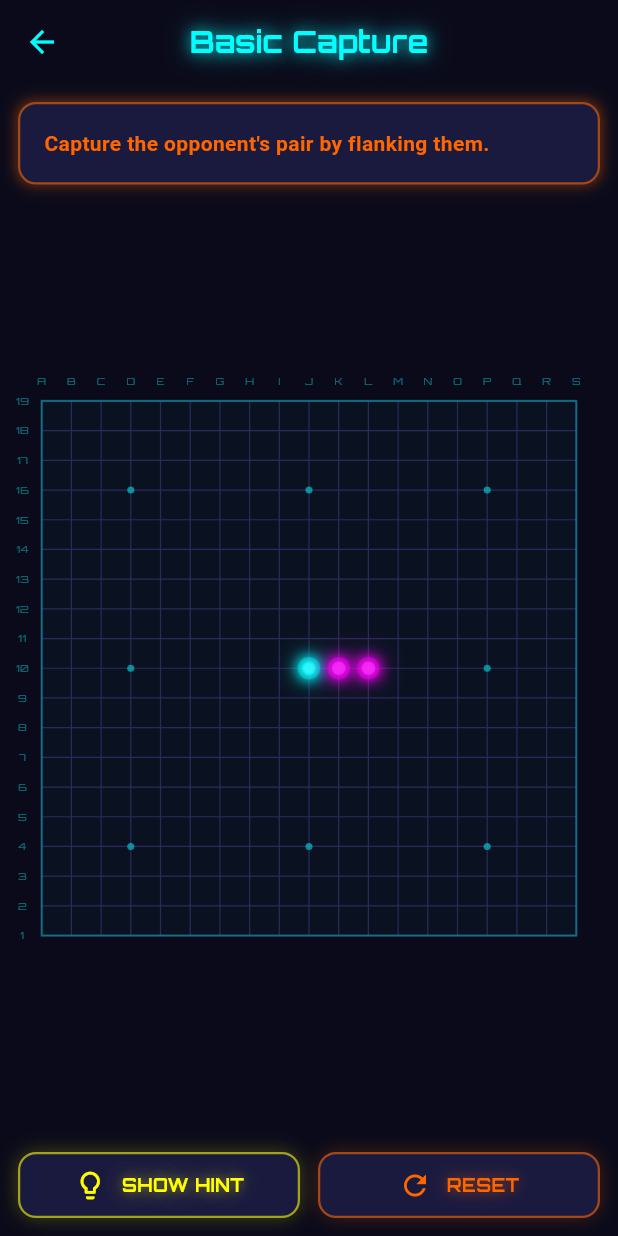
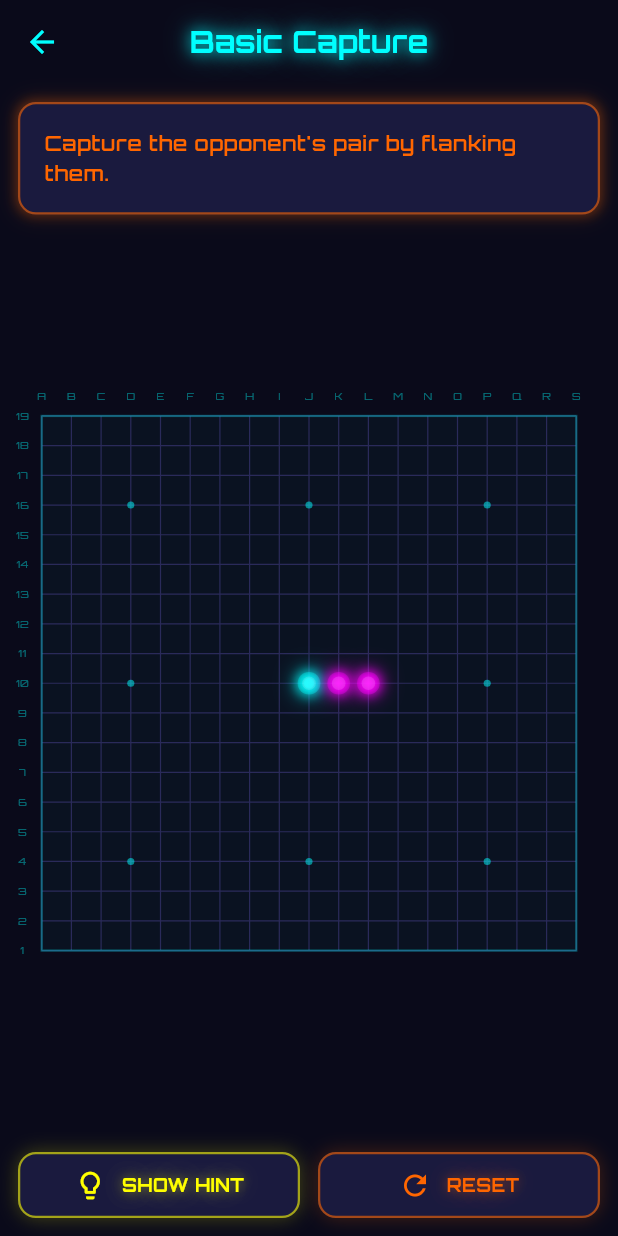
Before and after one commit to macpac312/Pente, a Flutter app: the TrainingScreen screen opened directly, after a tap on "Basic Capture", on a phone screen of 412 x 824 dp. Run offline on Flutter 3.47's test engine with Material 3 defaults, Android fonts, the phone set to English and light mode, and no system bars; our stand-ins replace google_fonts.

Commit message:
Use google_fonts for Orbitron instead of local font assets
Remove local font asset declarations from pubspec.yaml and load
Orbitron via google_fonts package at runtime. Replace all hardcoded
fontFamily: 'Orbitron' with NeonTheme.fontFamily across 12 files.

https://claude.ai/code/session_016Coea3DHNpuUUpmaxdrS5i

```diff
--- a/lib/screens/home_screen.dart
+++ b/lib/screens/home_screen.dart
@@ -90,7 +90,7 @@ class _HomeScreenState extends State<HomeScreen>
         return Text(
           'PENTE',
           style: TextStyle(
-            fontFamily: 'Orbitron',
+            fontFamily: NeonTheme.fontFamily,
             fontSize: 52,
             fontWeight: FontWeight.bold,
             color: accent,
@@ -116,7 +116,7 @@ class _HomeScreenState extends State<HomeScreen>
     return Text(
       'NEON EDITION',
       style: TextStyle(
-        fontFamily: 'Orbitron',
+        fontFamily: NeonTheme.fontFamily,
         fontSize: 14,
         letterSpacing: 8,
         color: accent.withOpacity(0.5),
@@ -205,7 +205,7 @@ class _HomeScreenState extends State<HomeScreen>
         Text(
           'A STRATEGY BOARD GAME',
           style: TextStyle(
-            fontFamily: 'Orbitron',
+            fontFamily: NeonTheme.fontFamily,
             fontSize: 9,
             letterSpacing: 4,
             color: Colors.white.withOpacity(0.2),
--- a/lib/screens/rules_screen.dart
+++ b/lib/screens/rules_screen.dart
@@ -110,7 +110,7 @@ class RulesScreen extends StatelessWidget {
               Text(
                 title,
                 style: TextStyle(
-                  fontFamily: 'Orbitron',
+                  fontFamily: NeonTheme.fontFamily,
                   fontSize: 14,
                   fontWeight: FontWeight.bold,
                   color: color,
--- a/lib/screens/settings_screen.dart
+++ b/lib/screens/settings_screen.dart
@@ -99,7 +99,7 @@ class SettingsScreen extends StatelessWidget {
       child: Text(
         title,
         style: TextStyle(
-          fontFamily: 'Orbitron',
+          fontFamily: NeonTheme.fontFamily,
           fontSize: 14,
           fontWeight: FontWeight.bold,
           color: color,
@@ -255,7 +255,7 @@ class SettingsScreen extends StatelessWidget {
                       child: Text(
                         _diffName(diff),
                         style: TextStyle(
-                          fontFamily: 'Orbitron',
+                          fontFamily: NeonTheme.fontFamily,
                           fontSize: 10,
                           fontWeight:
                               isSelected ? FontWeight.bold : FontWeight.normal,
--- a/lib/screens/training_screen.dart
+++ b/lib/screens/training_screen.dart
@@ -76,7 +76,7 @@ class TrainingScreen extends StatelessWidget {
               Text(
                 title,
                 style: TextStyle(
-                  fontFamily: 'Orbitron',
+                  fontFamily: NeonTheme.fontFamily,
                   fontSize: 14,
                   fontWeight: FontWeight.bold,
                   color: color,
@@ -142,7 +142,7 @@ class TrainingScreen extends StatelessWidget {
                           Text(
                             puzzle.title,
                             style: TextStyle(
-                              fontFamily: 'Orbitron',
+                              fontFamily: NeonTheme.fontFamily,
                               fontSize: 12,
                               fontWeight: FontWeight.bold,
                               color: color,
@@ -300,7 +300,7 @@ class _PuzzleScreenState extends State<PuzzleScreen> {
                   Text(
                     'CORRECT!',
                     style: TextStyle(
-                      fontFamily: 'Orbitron',
+                      fontFamily: NeonTheme.fontFamily,
                       fontSize: 20,
                       fontWeight: FontWeight.bold,
                       color: NeonTheme.neonGreen,
--- a/lib/widgets/coach_panel.dart
+++ b/lib/widgets/coach_panel.dart
@@ -36,7 +36,7 @@ class CoachPanel extends StatelessWidget {
                 Text(
                   'COACH',
                   style: TextStyle(
-                    fontFamily: 'Orbitron',
+                    fontFamily: NeonTheme.fontFamily,
                     fontSize: 11,
                     fontWeight: FontWeight.bold,
                     color: NeonTheme.neonGreen,
--- a/lib/widgets/game_info_panel.dart
+++ b/lib/widgets/game_info_panel.dart
@@ -82,7 +82,7 @@ class _PlayerInfo extends StatelessWidget {
               Text(
                 name,
                 style: TextStyle(
-                  fontFamily: 'Orbitron',
+                  fontFamily: NeonTheme.fontFamily,
                   fontSize: 13,
                   fontWeight: FontWeight.bold,
                   color: isActive || isWinner ? color : color.withOpacity(0.5),
@@ -134,7 +134,7 @@ class _PlayerInfo extends StatelessWidget {
               child: Text(
                 'WINNER!',
                 style: TextStyle(
-                  fontFamily: 'Orbitron',
+                  fontFamily: NeonTheme.fontFamily,
                   fontSize: 10,
                   fontWeight: FontWeight.bold,
                   color: NeonTheme.neonYellow,
@@ -197,7 +197,7 @@ class _GameStatus extends StatelessWidget {
         Text(
           status,
           style: TextStyle(
-            fontFamily: 'Orbitron',
+            fontFamily: NeonTheme.fontFamily,
             fontSize: 12,
             fontWeight: FontWeight.bold,
             color: statusColor,
--- a/lib/widgets/move_history.dart
+++ b/lib/widgets/move_history.dart
@@ -33,7 +33,7 @@ class MoveHistory extends StatelessWidget {
             child: Text(
               'MOVES',
               style: TextStyle(
-                fontFamily: 'Orbitron',
+                fontFamily: NeonTheme.fontFamily,
                 fontSize: 10,
                 color: settings.accentColor.withOpacity(0.6),
               ),
@@ -62,7 +62,7 @@ class MoveHistory extends StatelessWidget {
                       style: TextStyle(
                         fontSize: 10,
                         color: color.withOpacity(0.9),
-                        fontFamily: 'Orbitron',
+                        fontFamily: NeonTheme.fontFamily,
                       ),
                     ),
                   );
--- a/lib/widgets/neon_board.dart
+++ b/lib/widgets/neon_board.dart
@@ -299,7 +299,7 @@ class _BoardPainter extends CustomPainter {
       final textStyle = TextStyle(
         color: accentColor.withOpacity(0.4),
         fontSize: cellSize * 0.35,
-        fontFamily: 'Orbitron',
+        fontFamily: NeonTheme.fontFamily,
       );
 
       for (int i = 0; i < Constants.boardSize; i++) {
--- a/lib/widgets/neon_button.dart
+++ b/lib/widgets/neon_button.dart
@@ -97,7 +97,7 @@ class _NeonButtonState extends State<NeonButton>
                 Text(
                   widget.text,
                   style: TextStyle(
-                    fontFamily: 'Orbitron',
+                    fontFamily: NeonTheme.fontFamily,
                     fontSize: widget.fontSize,
                     fontWeight: FontWeight.bold,
                     color: color,
--- a/lib/widgets/neon_stone.dart
+++ b/lib/widgets/neon_stone.dart
@@ -148,7 +148,7 @@ class _NeonStoneState extends State<NeonStone>
                       fontSize: widget.size * 0.28,
                       fontWeight: FontWeight.bold,
                       color: Colors.white.withOpacity(0.9),
-                      fontFamily: 'Orbitron',
+                      fontFamily: NeonTheme.fontFamily,
                     ),
                   ),
                 )
--- a/pubspec.yaml
+++ b/pubspec.yaml
@@ -22,9 +22,3 @@ dev_dependencies:
 
 flutter:
   uses-material-design: true
-  fonts:
-    - family: Orbitron
-      fonts:
-        - asset: assets/fonts/Orbitron-Regular.ttf
-        - asset: assets/fonts/Orbitron-Bold.ttf
-          weight: 700
```
Also changed, not shown: lib/screens/coach_screen.dart (+4 -4 lines), lib/screens/game_screen.dart (+5 -5 lines), lib/theme/neon_theme.dart (+32 -29 lines).
